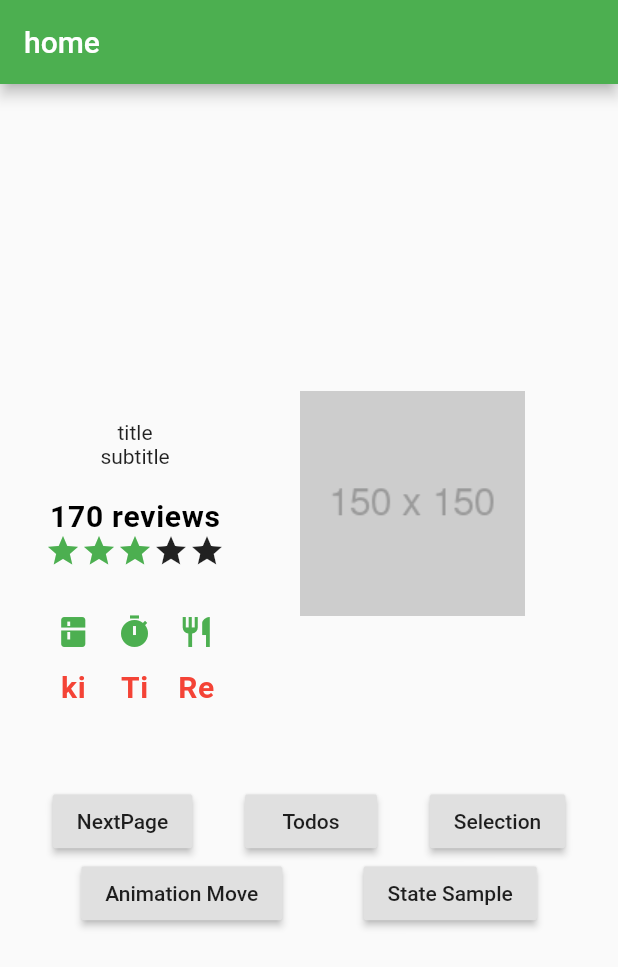
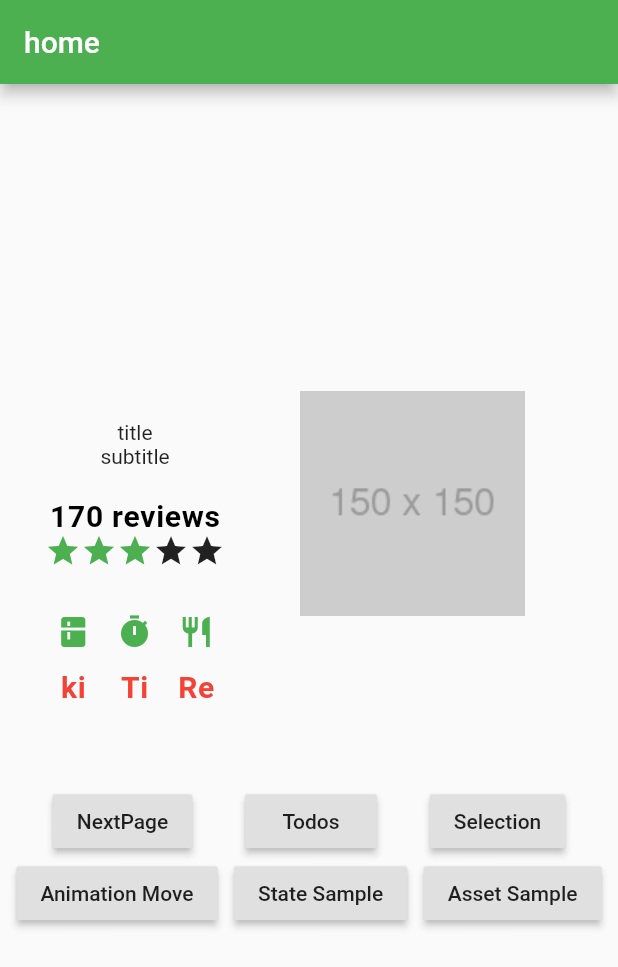
Before and after one commit to tomothumb/sandbox_flutter, a Flutter app: the screen it shows after launch, on a phone screen of 412 x 824 dp. Shown: the top 967 px of the screen. Run offline on Flutter 3.47's test engine with Material 2 defaults, Android fonts, the phone set to English and light mode, and no system bars.

Commit message:
book: chapter3_4 loading assets file

```diff
--- /dev/null
+++ b/flutter_book/assets/sample.json
@@ -0,0 +1,4 @@
+{
+  "a": 123,
+  "b": "BBBB", "c": "CCCCC"
+}
--- a/flutter_book/lib/main.dart
+++ b/flutter_book/lib/main.dart
@@ -1,4 +1,5 @@
 import 'package:flutter/material.dart';
+import './assetSample.dart';
 
 void main() {
   runApp(MyApp());
@@ -25,6 +26,7 @@ class MyApp extends StatelessWidget {
         '/selection': (context) => SelectionHomeScreen(),
         '/animation_move': (context) => AnimationMoveHomeScreen(),
         '/state_sample': (context) => StateSampleHomeScreen(),
+        '/asset_sample': (context) => AssetSampleScreen(),
       },
       theme: ThemeData(primarySwatch: Colors.green),
       // home: HomeScreen(),
@@ -119,8 +121,9 @@ class HomeScreen extends StatelessWidget {
         child: leftcolumn,
         width: 200,
       ),
-      Image.asset('images/150x150.png'),
+      Image(image:AssetImage('assets/images/150x150.png')),
     ]);
+
 
     return Scaffold(
         appBar: AppBar(title: Text('home')),
@@ -168,6 +171,12 @@ class HomeScreen extends StatelessWidget {
                   child: Text('State Sample'),
                   onPressed: () {
                     Navigator.pushNamed(context, '/state_sample');
+                  },
+                ),
+                RaisedButton(
+                  child: Text('Asset Sample'),
+                  onPressed: () {
+                    Navigator.pushNamed(context, '/asset_sample');
                   },
                 )
               ]),
--- a/flutter_book/pubspec.yaml
+++ b/flutter_book/pubspec.yaml
@@ -46,7 +46,8 @@ flutter:
 
   # To add assets to your application, add an assets section, like this:
   assets:
-    - images/
+    - assets/
+    - assets/images/
 #     - images/150x100.png
 #     - - images/150x100.png
 #       - images/150x0.png
```
Also changed, not shown: flutter_book/lib/assetSample.dart (added, +62 -0 lines), flutter_book/assets/images/150x100.png (renamed from flutter_book/images/150x100.png), flutter_book/assets/images/150x150.png (renamed from flutter_book/images/150x150.png), flutter_book/assets/images/250x50.png (renamed from flutter_book/images/250x50.png), 3 other files.
